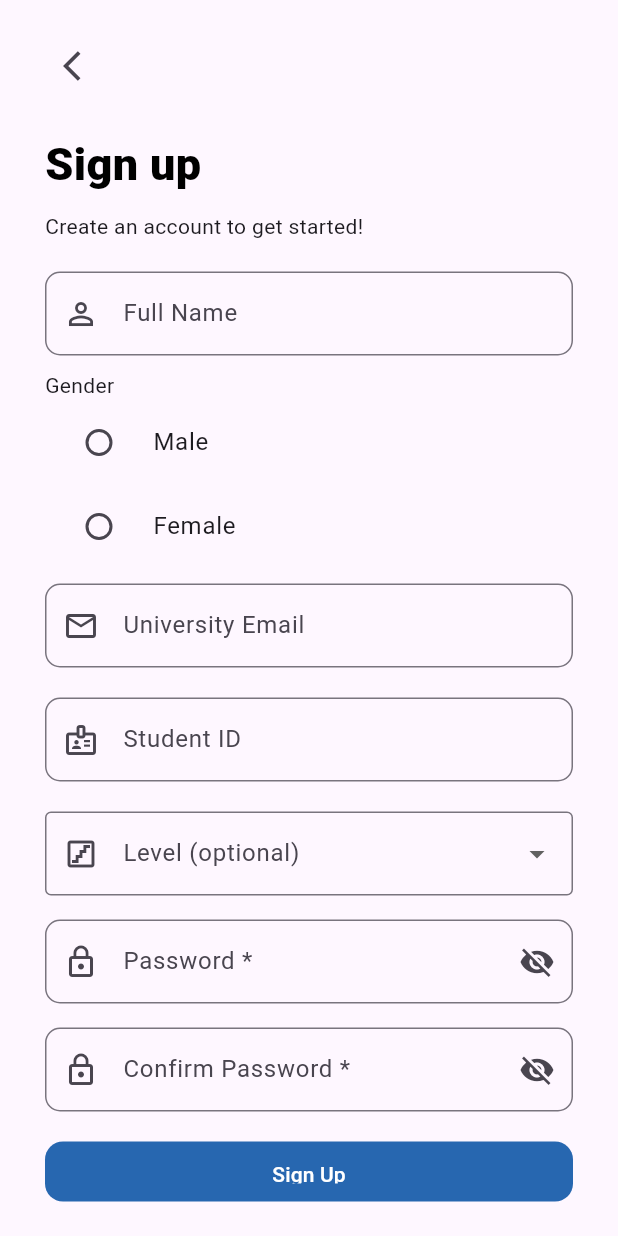
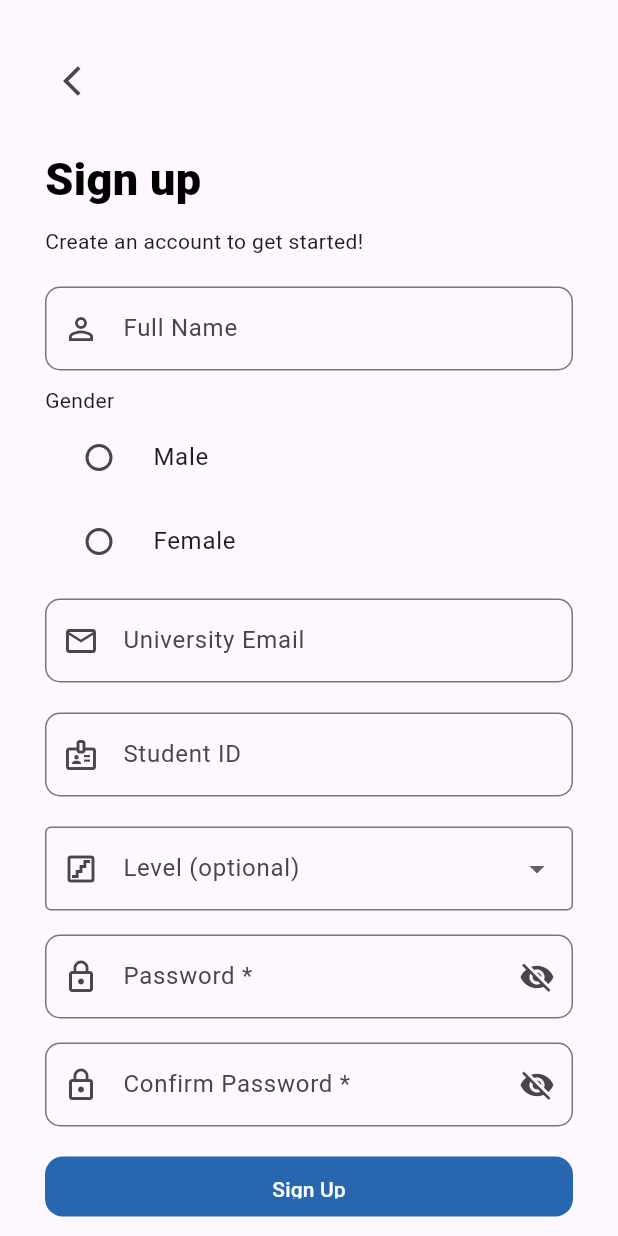
Before and after one commit to MazenWael2004/mobile-assignment1, a Flutter app: the screen it shows after launch, after a tap on "LOGIN", after a tap on "Sign up", on a phone screen of 412 x 824 dp. Run offline on Flutter 3.47's test engine with Material 3 defaults, Android fonts, the phone set to English and light mode, and no system bars; our stand-ins replace image_picker, shared_preferences, sqflite, sqflite_common_ffi; accounts and stored records are empty.

Commit message:
Think its done

```diff
--- a/lib/main.dart
+++ b/lib/main.dart
@@ -7,8 +7,18 @@ import './screens/login_screen.dart';
 import './screens/register_screen.dart';
 // 1. Point to the file we just created
 import './screens/task_screens.dart';
+import 'package:sqflite/sqflite.dart';
+import 'package:path/path.dart';
 
-void main() {
+
+
+void main() async {
+    WidgetsFlutterBinding.ensureInitialized();
+
+
+  final dbPath = await getDatabasesPath();
+  await deleteDatabase(join(dbPath, 'student_tasks.db'));
+
   runApp(MaterialApp(
     initialRoute: '/login',
     routes:  {
--- a/lib/screens/login_screen.dart
+++ b/lib/screens/login_screen.dart
@@ -1,5 +1,9 @@
 import 'package:flutter/material.dart';
-import 'package:student_task_management/core/validators/auth_validators.dart';
+import '../core/validators/auth_validators.dart';
+import '../models/user_model.dart';
+import '../services/database_operations.dart';
+import 'package:sqflite/sqflite.dart';
+import 'package:shared_preferences/shared_preferences.dart';
 
 class LoginScreen extends StatefulWidget {
   const LoginScreen({super.key});
@@ -21,6 +25,43 @@ class _LoginScreenState extends State<LoginScreen> {
     _passwordController.dispose();
     super.dispose();
   }
+
+
+void _attemptLogin()async {
+  if (_formKey.currentState!.validate()) {
+    // If the form is valid, display a snackbar. In the real world,
+    // you'd often call a server or save the information in a database.
+    ScaffoldMessenger.of(context).showSnackBar(
+      const SnackBar(content: Text('Processing Data')),
+    );
+    final db = await DatabaseHelper.instance.database;
+    final result = await db.query(
+      'users',
+      where: 'universityEmail = ? AND password = ?',
+      whereArgs: [_emailController.text, _passwordController.text],
+    );
+
+    if(result.isNotEmpty){
+      // Login successful, save user ID in shared preferences
+      final user = userFromMap(result.first);
+      final prefs = await SharedPreferences.getInstance();
+      await prefs.setInt('currentUserId', user.studentID);
+
+      // Navigate to the main task screen
+      Navigator.pushReplacementNamed(context, '/');
+    } else {
+      // Login failed, show error message
+      ScaffoldMessenger.of(context).showSnackBar(
+        const SnackBar(content: Text('Invalid email or password')),
+      );
+    }
+  }
+  else{
+    ScaffoldMessenger.of(context).showSnackBar(
+      const SnackBar(content: Text('Please fix the errors in red before submitting.')),
+    );
+  }
+}
 
 
 
@@ -61,6 +102,7 @@ class _LoginScreenState extends State<LoginScreen> {
                   SizedBox(height: 20),
                   TextFormField(
                     obscureText: _obscurePassword,
+                    controller: _passwordController,
                     decoration: InputDecoration(
                       border: UnderlineInputBorder(),
                       labelText: "Password",
@@ -72,16 +114,7 @@ class _LoginScreenState extends State<LoginScreen> {
                   SizedBox(
                     width: double.infinity,
                     child: ElevatedButton(
-                      onPressed: () {
-                        // Validate returns true if the form is valid, or false otherwise.
-                        if (_formKey.currentState!.validate()) {
-                          // If the form is valid, display a snackbar. In the real world,
-                          // you'd often call a server or save the information in a database.
-                          ScaffoldMessenger.of(context).showSnackBar(
-                            const SnackBar(content: Text('Processing Data')),
-                          );
-                        }
-                      },
+                      onPressed: _attemptLogin,
                       style: ButtonStyle(
                         backgroundColor: WidgetStateProperty.all(
                           const Color.fromARGB(255, 39, 103, 176),
--- a/lib/screens/register_screen.dart
+++ b/lib/screens/register_screen.dart
@@ -91,6 +91,7 @@ class _RegisterScreenState extends State<RegisterScreen> {
   void _handleSubmit() async{
     if (_formKey.currentState!.validate()) {
       // ✅ all fields valid, proceed with registration logic
+
       final newUser = User(
         fullName: _nameController.text.trim(),
         password: _passwordController.text.trim(),
@@ -137,7 +138,7 @@ class _RegisterScreenState extends State<RegisterScreen> {
   Widget build(BuildContext context) {
     return Scaffold(
       body: Container(
-        padding: EdgeInsets.symmetric(horizontal: 30, vertical: 20),
+        padding: EdgeInsets.symmetric(horizontal: 30, vertical: 30),
         child: Column(
           crossAxisAlignment: CrossAxisAlignment.start,
           children: [
--- a/lib/services/database_operations.dart
+++ b/lib/services/database_operations.dart
@@ -47,19 +47,21 @@ Future<Database> _initDatabase() async {
       dueDate TEXT NOT NULL,
       priority TEXT NOT NULL,
       isCompleted INTEGER NOT NULL DEFAULT 0
-      );
+    )
+  ''');
 
+  await db.execute('''
     CREATE TABLE users(
       id INTEGER PRIMARY KEY AUTOINCREMENT,
       fullName TEXT NOT NULL,
       universityEmail TEXT NOT NULL UNIQUE,
       studentID INTEGER NOT NULL UNIQUE,
       gender TEXT,
-        profilePictureUrl TEXT
-      );
+      level INTEGER,
+      profilePictureUrl TEXT,
+      password TEXT NOT NULL
+    )
   ''');
-
-
 }
 
   // ==========================================
```
Also changed, not shown: lib/screens/user_profile.dart (+41 -0 lines), 1 other file. Lines whose indentation alone changed are shown as unchanged.
